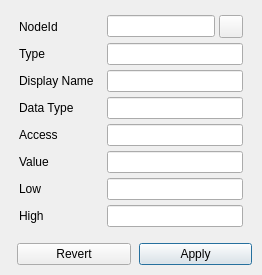
sanny32/OpenUaSim, file src/ui/widgets/propertynodewidget.ui: the form before one commit.
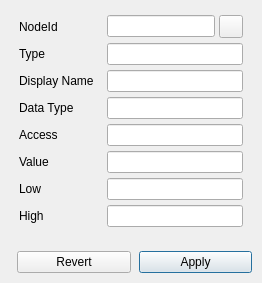
The form after the commit. Custom widgets are drawn as their Qt base class.

```diff
--- a/src/ui/widgets/propertynodewidget.ui
+++ b/src/ui/widgets/propertynodewidget.ui
@@ -182,21 +182,17 @@
          </property>
         </spacer>
        </item>
-      </layout>
-     </widget>
-    </widget>
-   </item>
    <item>
     <widget class="QWidget" name="propertyNodeActions">
      <layout class="QHBoxLayout" name="propertyNodeButtonsLayout">
       <property name="leftMargin">
-       <number>10</number>
+           <number>0</number>
       </property>
       <property name="topMargin">
        <number>0</number>
       </property>
       <property name="rightMargin">
-       <number>10</number>
+           <number>0</number>
       </property>
       <property name="bottomMargin">
        <number>10</number>
@@ -229,6 +225,10 @@
        </widget>
       </item>
      </layout>
+        </widget>
+       </item>
+      </layout>
+     </widget>
     </widget>
    </item>
   </layout>
```
Lines whose indentation alone changed are shown as unchanged.
